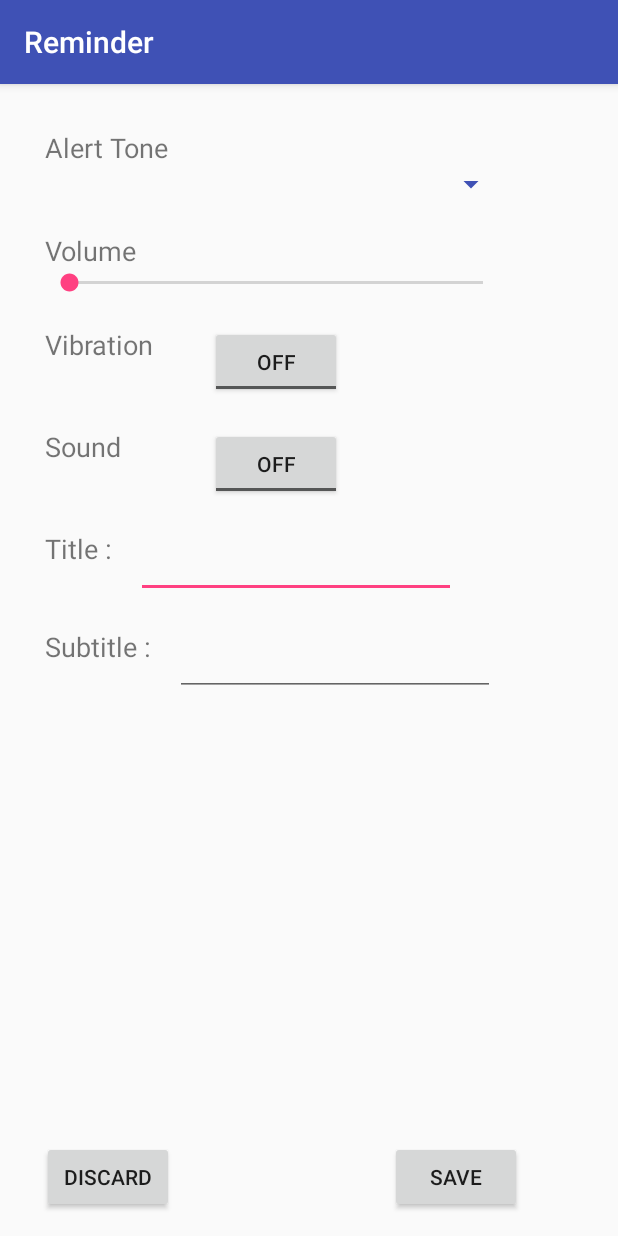
After one commit to abhik-setia/pillapp, an Android app: the Notification screen opened directly, with no data from a screen before it, on a phone screen of 412 x 824 dp. The commit adds this screen. Run offline under Robolectric (Android 15) with nearby library versions, the phone set to English and light mode, and no system bars.

Commit message:
reminder UI made

```diff
--- a/app/src/main/AndroidManifest.xml
+++ b/app/src/main/AndroidManifest.xml
@@ -20,6 +20,8 @@
         </activity>
         <activity android:name=".AddPill">
         </activity>
+        <activity android:name=".Notification">
+        </activity>
     </application>
 
 </manifest>
--- /dev/null
+++ b/app/src/main/java/com/example/dell/pill_app/Notification.java
@@ -0,0 +1,16 @@
+package com.example.dell.pill_app;
+
+import android.support.v7.app.ActionBar;
+import android.support.v7.app.AppCompatActivity;
+import android.os.Bundle;
+
+public class Notification extends AppCompatActivity {
+
+    @Override
+    protected void onCreate(Bundle savedInstanceState) {
+        super.onCreate(savedInstanceState);
+        ActionBar actionBar=getSupportActionBar();
+        actionBar.setTitle("Reminder");
+        setContentView(R.layout.activity_notification);
+    }
+}
--- /dev/null
+++ b/app/src/main/res/layout/activity_notification.xml
@@ -0,0 +1,144 @@
+<?xml version="1.0" encoding="utf-8"?>
+<RelativeLayout
+    xmlns:android="http://schemas.android.com/apk/res/android"
+    xmlns:app="http://schemas.android.com/apk/res-auto"
+    xmlns:tools="http://schemas.android.com/tools"
+    android:layout_width="match_parent"
+    android:layout_height="match_parent"
+    tools:context="com.example.dell.pill_app.Notification">
+
+    <LinearLayout
+        android:layout_width="368dp"
+        android:layout_height="wrap_content"
+        android:padding="20dp"
+        android:orientation="vertical" tools:layout_editor_absoluteX="0dp"
+        tools:layout_editor_absoluteY="-59dp" android:id="@+id/linearLayout">
+
+        <LinearLayout
+            android:layout_width="match_parent"
+            android:layout_height="wrap_content"
+            android:layout_margin="10dp"
+            android:orientation="vertical">
+
+            <TextView android:id="@+id/textView10" android:layout_width="match_parent"
+                      android:layout_height="wrap_content"
+                      android:text="Alert Tone" android:textSize="18sp"/>
+            <Spinner
+                android:id="@+id/spinner"
+                android:backgroundTint="@color/colorPrimary"
+                android:layout_width="match_parent" android:layout_height="wrap_content"/>
+
+
+        </LinearLayout>
+
+        <LinearLayout
+            android:layout_width="match_parent"
+            android:layout_height="wrap_content"
+            android:layout_margin="10dp"
+            android:orientation="vertical">
+
+            <TextView android:id="@+id/textView11" android:layout_width="match_parent"
+                      android:layout_height="wrap_content"
+                      android:text="Volume" android:textSize="18sp"/>
+            <SeekBar
+                android:id="@+id/seekBar"
+                android:layout_width="match_parent" android:layout_height="wrap_content"/>
+
+
+        </LinearLayout>
+
+        <RelativeLayout
+            android:layout_width="match_parent"
+            android:layout_height="wrap_content"
+            android:layout_margin="10dp"
+            android:orientation="vertical">
+
+            <TextView android:id="@+id/textView12"
+                      android:layout_width="wrap_content"
+                      android:layout_height="wrap_content"
+                      android:text="Vibration" android:textSize="18sp"/>
+            <ToggleButton
+                android:id="@+id/toggleButton2"
+                android:layout_width="wrap_content"
+                android:layout_height="wrap_content" android:layout_alignParentTop="true"
+                android:layout_centerHorizontal="true" android:text="ToggleButton"/>
+
+
+        </RelativeLayout>
+
+        <RelativeLayout
+            android:layout_width="match_parent"
+            android:layout_height="wrap_content"
+            android:layout_margin="10dp"
+            android:orientation="vertical">
+
+            <TextView android:id="@+id/textView13"
+                      android:layout_width="wrap_content"
+                      android:layout_height="wrap_content"
+                      android:text="Sound" android:textSize="18sp"/>
+            <ToggleButton
+                android:id="@+id/toggleButton3"
+                android:layout_width="wrap_content"
+                android:layout_height="wrap_content" android:layout_alignParentTop="true"
+                android:layout_centerHorizontal="true" android:text="ToggleButton"/>
+
+
+        </RelativeLayout>
+
+        <RelativeLayout
+            android:layout_width="match_parent"
+            android:layout_height="wrap_content"
+            android:layout_margin="10dp"
+            android:orientation="vertical">
+
+            <TextView android:id="@+id/textView15" android:layout_width="wrap_content"
+                      android:layout_height="wrap_content"
+                      android:text="Title : " android:textSize="18sp"/>
+            <EditText
+                android:id="@+id/editText"
+                android:layout_width="wrap_content"
+                android:layout_height="wrap_content"
+                android:ems="10"
+                android:inputType="textPersonName"
+                android:layout_alignParentTop="true" android:layout_toEndOf="@+id/textView15"
+                android:layout_marginStart="11dp"/>
+
+
+        </RelativeLayout>
+
+        <RelativeLayout
+            android:layout_width="match_parent"
+            android:layout_height="wrap_content"
+            android:layout_margin="10dp"
+            android:orientation="vertical">
+
+            <TextView android:id="@+id/textView16" android:layout_width="wrap_content"
+                      android:layout_height="wrap_content"
+                      android:text="Subtitle : " android:textSize="18sp"/>
+            <EditText
+                android:id="@+id/editText2"
+                android:layout_width="wrap_content"
+                android:layout_height="wrap_content"
+                android:ems="10"
+                android:inputType="textPersonName"
+                android:layout_marginStart="11dp" android:layout_alignParentTop="true"
+                android:layout_toEndOf="@+id/textView16"/>
+
+
+        </RelativeLayout>
+
+    </LinearLayout>
+    <Button
+        android:id="@+id/SaveBtn"
+        android:layout_width="wrap_content"
+        android:layout_height="wrap_content"
+        android:layout_marginBottom="15dp"
+        android:layout_marginEnd="20dp" android:text="Save"
+        android:layout_alignParentBottom="true" android:layout_alignEnd="@+id/linearLayout"/>
+    <Button
+        android:id="@+id/DiscardBtn"
+        android:layout_width="wrap_content"
+        android:layout_height="wrap_content" android:layout_alignBottom="@+id/SaveBtn"
+        android:layout_alignParentStart="true" android:layout_marginStart="28dp"
+        android:text="Discard"/>
+</RelativeLayout>
```
Also changed, not shown: app/src/main/java/com/example/dell/pill_app/AddPill.java (+135 -0 lines), app/src/main/res/layout/activity_add_pill.xml (+123 -0 lines).
